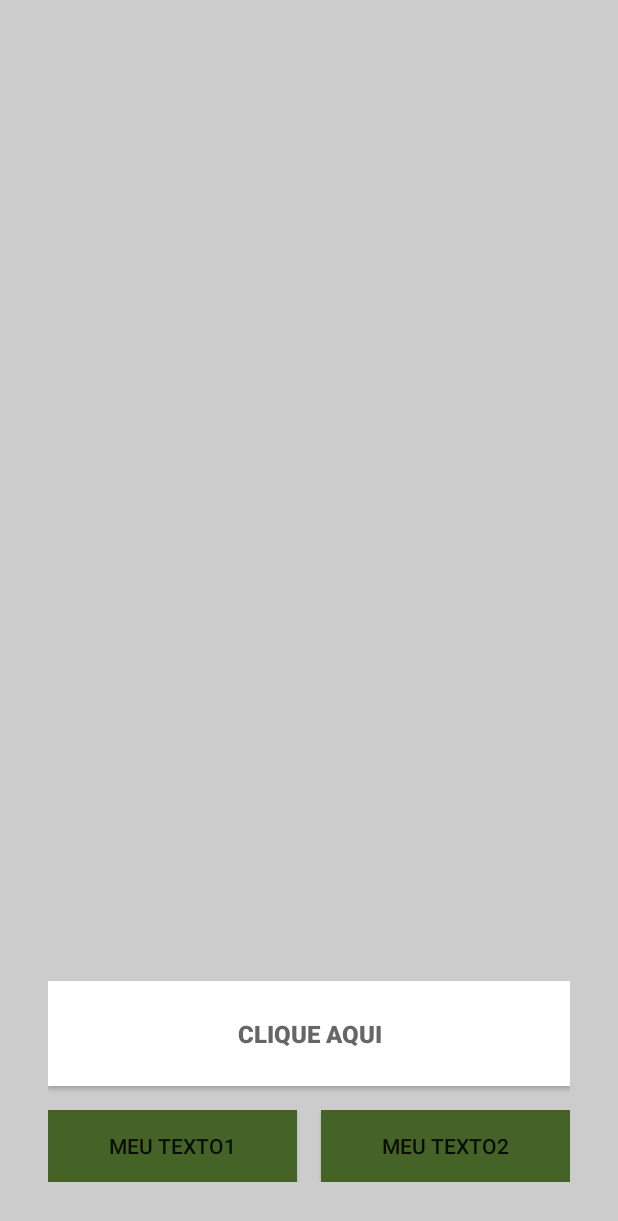
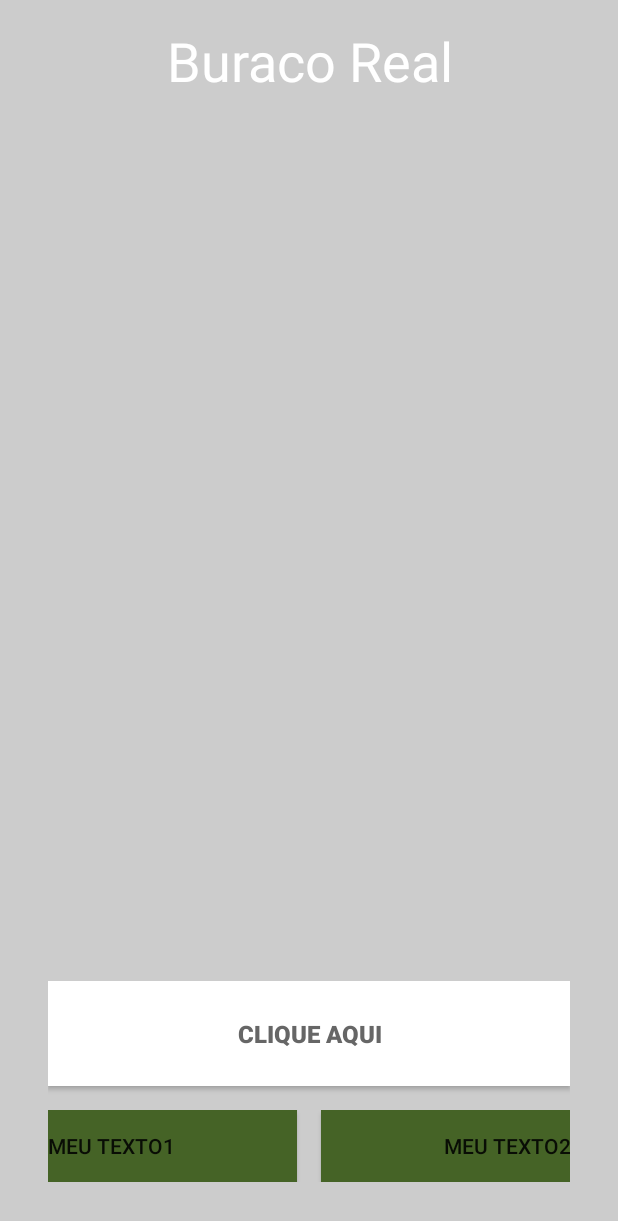
Before and after one commit to JorgeLimaJr/DesignAppCourse, an Android app: the screen it shows after launch (MainActivity), on a phone screen of 412 x 824 dp. Shown: the top 1221 px of the screen. Run offline under Robolectric (Android 15) with nearby library versions, the phone set to English and light mode, and no system bars.

Commit message:
Fazendo melhorias no xml e adicionando Fonts ao projeto

```diff
--- a/M4_Development/AndroidStudio/appTravel/app/src/main/res/layout/activity_main.xml
+++ b/M4_Development/AndroidStudio/appTravel/app/src/main/res/layout/activity_main.xml
@@ -13,20 +13,18 @@
 
     <RelativeLayout
         android:id="@+id/logo_app"
-        android:layout_weight="1"
         android:layout_width="wrap_content"
-        android:layout_height="0dp">
+        android:layout_height="wrap_content">
 
         <TextView
             android:id="@+id/edit_message_main"
             android:layout_width="match_parent"
             android:layout_height="wrap_content"
             android:textAlignment="center"
-            android:layout_centerInParent="true"
             android:text="Buraco Real"
             android:textColor="#fff"
             android:textSize="36sp"
-            fontPath="fonts/BebasNeue.ttf"/>
+            fontPath="fonts/BebasNeue.ttf" />
 
     </RelativeLayout>
 
@@ -50,16 +48,18 @@
                 android:layout_width="match_parent"
                 android:layout_height="wrap_content"
                 android:layout_weight="0.5"
-                android:layout_marginRight="8dp"
+                android:layout_marginEnd="8dp"
                 android:text="meu texto1"
+                android:textAlignment="textStart"
                 android:background="#456326"/>
 
             <Button
                 android:layout_width="match_parent"
                 android:layout_height="wrap_content"
-                android:layout_marginLeft="8dp"
+                android:layout_marginStart="8dp"
                 android:layout_weight="0.5"
                 android:text="meu texto2"
+                android:textAlignment="textEnd"
                 android:background="#456326"/>
 
         </LinearLayout>
@@ -75,7 +75,6 @@
             android:background="#fff"
             android:onClick="sendMessage"
             android:layout_alignParentTop="true"
-            android:layout_alignParentLeft="true"
             android:layout_alignParentStart="true" />
 
     </RelativeLayout>
```
Also changed, not shown: 9 other files.
